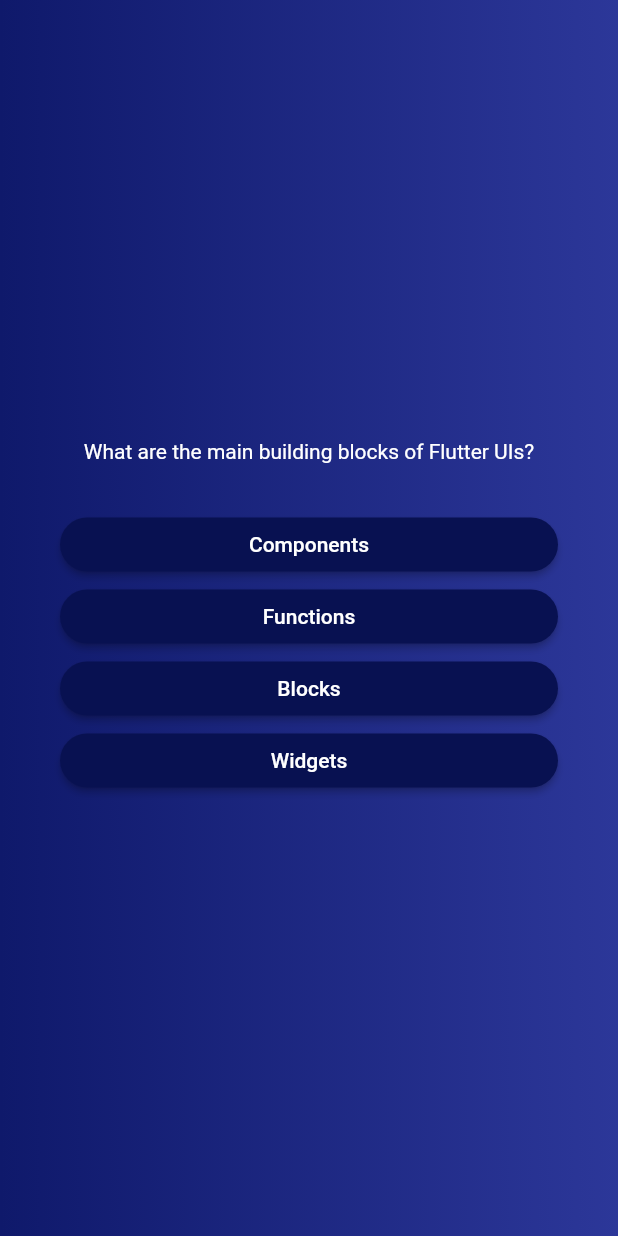
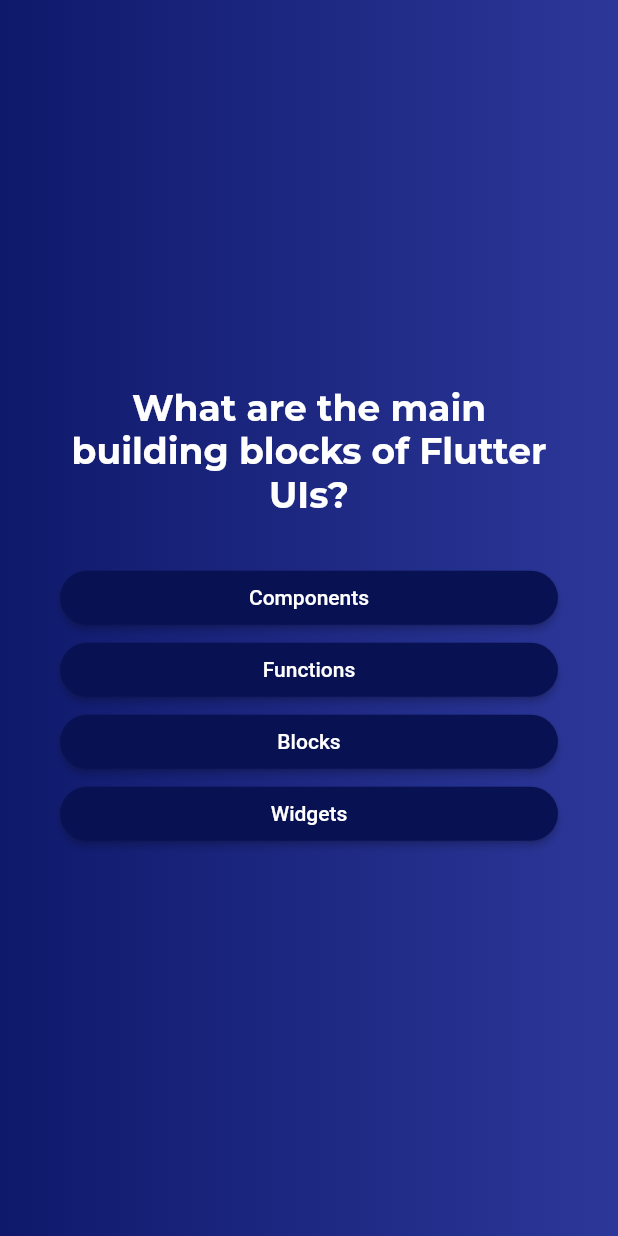
Before and after one commit to inalzaelani/quiz_app_flutter, a Flutter app: the screen it shows after launch, after a tap on "Start Quiz", on a phone screen of 412 x 824 dp. Run offline on Flutter 3.47's test engine with Material 2 defaults, Android fonts, the phone set to English and light mode, and no system bars; our stand-ins replace google_fonts.

Commit message:
[UPDATE] Font-Family

```diff
--- a/lib/answer_button.dart
+++ b/lib/answer_button.dart
@@ -17,6 +17,6 @@ class AnswerButton extends StatelessWidget {
             foregroundColor: Colors.white,
             shape: RoundedRectangleBorder(
                 borderRadius: BorderRadius.circular(20))),
-        child: Text(answerText));
+        child: Text(answerText, textAlign: TextAlign.center));
   }
 }
--- a/lib/question_screen.dart
+++ b/lib/question_screen.dart
@@ -1,4 +1,5 @@
 import 'package:flutter/material.dart';
+import 'package:google_fonts/google_fonts.dart';
 import 'package:quiz_app/answer_button.dart';
 import 'package:quiz_app/data/question.dart';
 
@@ -37,7 +38,11 @@ class _QuestionScreenState extends State<QuestionScreen> {
           children: [
             Text(
               currentQuestion.text,
-              style: const TextStyle(color: Colors.white),
+              style: GoogleFonts.montserrat(
+                color: Colors.white,
+                fontSize: 24,
+                fontWeight: FontWeight.bold
+              ),
               textAlign: TextAlign.center,
             ),
             const SizedBox(height: 30),
--- a/lib/start_screen.dart
+++ b/lib/start_screen.dart
@@ -1,4 +1,5 @@
 import 'package:flutter/material.dart';
+import 'package:google_fonts/google_fonts.dart';
 
 class StartScreen extends StatelessWidget {
   const StartScreen(this.startQuiz, {super.key});
@@ -26,20 +27,26 @@ class StartScreen extends StatelessWidget {
           const SizedBox(
             height: 80,
           ),
-          const Text(
+          Text(
             'Learn Flutter the fun way!',
-            style: TextStyle(color: Colors.white, fontSize: 25),
+            style: GoogleFonts.montserrat(
+                color: Colors.white,
+                fontSize: 25,
+                fontWeight: FontWeight.normal),
           ),
           const SizedBox(
             height: 30,
           ),
           OutlinedButton.icon(
             onPressed: startQuiz,
-            style: OutlinedButton.styleFrom(
-                foregroundColor: Colors.white
+            style: OutlinedButton.styleFrom(foregroundColor: Colors.white),
+            icon: const Icon(Icons.arrow_right_alt),
+            label: Text('Start Quiz',
+                style: GoogleFonts.montserrat(
+                    color: Colors.white,
+                    fontSize: 20,
+                    fontWeight: FontWeight.bold),
             ),
-            icon: const Icon(Icons.arrow_right_alt),
-            label: const Text('Start Quiz'),
           )
         ],
       ),
--- a/pubspec.yaml
+++ b/pubspec.yaml
@@ -35,6 +35,7 @@ dependencies:
   # The following adds the Cupertino Icons font to your application.
   # Use with the CupertinoIcons class for iOS style icons.
   cupertino_icons: ^1.0.2
+  google_fonts: ^5.1.0
 
 dev_dependencies:
   flutter_test:
```
Also changed, not shown: pubspec.lock, 1 other file.
